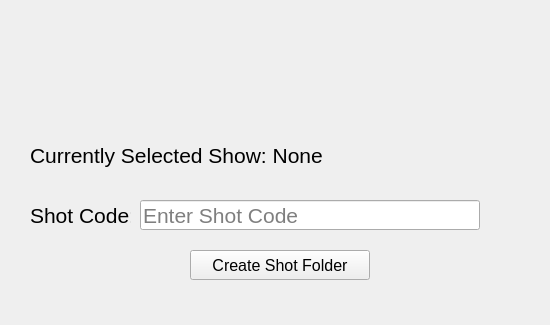
Before: the Qt Designer form __QtFiles__/Widgets/ShotBuilder_GUI_v001.ui in zackthomas1/NukeFileManager, drawn with Qt 5; both pictures show x 0 to 550 and y 0 to 325 of the 550 by 800 pixel window.
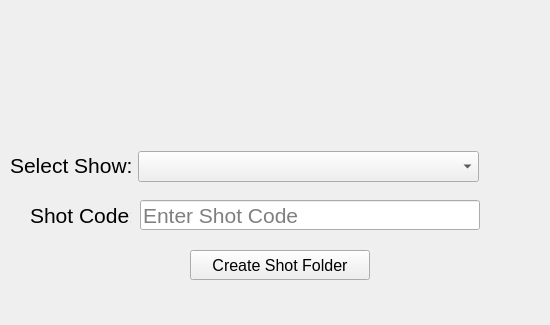
After: the same form once the commit is applied.

Commit message:
Added functionality to refresh script browser options when new shot or show is created.
Removed update scripts list button. Updated Shot Builder to allow user to select show they would like to add shot to. Updated Show Builder to refresh showCodeModel data structure win new show created. Updated Shot Builder to refresh shotCodeModel data structure win new shot created.

```diff
--- a/__QtFiles__/Widgets/ShotBuilder_GUI_v001.ui
+++ b/__QtFiles__/Widgets/ShotBuilder_GUI_v001.ui
@@ -70,10 +70,10 @@
   <widget class="QLabel" name="selectedShow_label">
    <property name="geometry">
     <rect>
-     <x>30</x>
+     <x>10</x>
      <y>140</y>
-     <width>450</width>
-     <height>30</height>
+     <width>121</width>
+     <height>51</height>
     </rect>
    </property>
    <property name="font">
@@ -82,7 +82,17 @@
     </font>
    </property>
    <property name="text">
-    <string>Currently Selected Show: None</string>
+    <string>Select Show:</string>
+   </property>
+  </widget>
+  <widget class="QComboBox" name="selectShow_comboBox">
+   <property name="geometry">
+    <rect>
+     <x>138</x>
+     <y>151</y>
+     <width>341</width>
+     <height>31</height>
+    </rect>
    </property>
   </widget>
  </widget>
```
Left out of the diff: 2 changed lines with no effect on the pictures. The commit also changes 7 other files.
